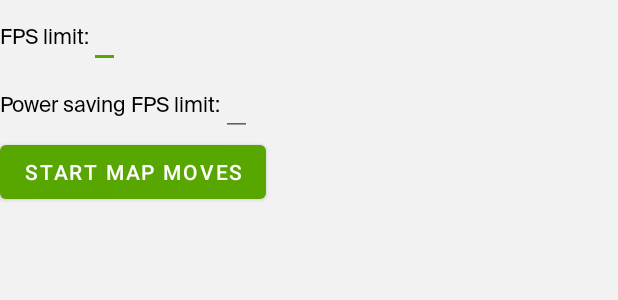
After one commit to 2gis/mobile-sdk-android-demo, an Android app: the layout activity_map_fps_settings.xml on its own in the app's theme, with its tools: preview values and no code run, on a phone screen of 412 x 824 dp. The commit adds this screen. Shown: the top 300 px of the screen. Run offline under Robolectric (Android 15) with nearby library versions, the phone set to English and light mode, and no system bars.

Commit message:
add fps limiting example

```diff
--- a/app/src/main/java/ru/dgis/sdk/demo/MainActivity.kt
+++ b/app/src/main/java/ru/dgis/sdk/demo/MainActivity.kt
@@ -11,7 +11,6 @@ import android.widget.ArrayAdapter
 import android.widget.ListView
 import androidx.core.app.ActivityCompat
 import androidx.core.content.ContextCompat
-import ru.dgis.sdk.Context
 
 
 typealias ScreenSelectedCallback = () -> Unit
@@ -26,7 +25,6 @@ data class Page(
 
 class MainActivity : AppCompatActivity() {
     private val RECORD_REQUEST_CODE = 101
-    private lateinit var sdkContext: Context
 
     private val pages = listOf(
         Page("Generic Map") {
@@ -39,6 +37,10 @@ class MainActivity : AppCompatActivity() {
         },
         Page("Navigation") {
             val intent = Intent(this@MainActivity, NavigationActivity::class.java)
+            startActivity(intent)
+        },
+        Page("Map FPS Limeter") {
+            val intent = Intent(this@MainActivity, MapFpsActivity::class.java)
             startActivity(intent)
         }
     )
--- /dev/null
+++ b/app/src/main/res/layout/activity_map_fps_settings.xml
@@ -0,0 +1,49 @@
+<?xml version="1.0" encoding="utf-8"?>
+<LinearLayout xmlns:android="http://schemas.android.com/apk/res/android"
+    xmlns:tools="http://schemas.android.com/tools"
+    android:orientation="vertical"
+    android:layout_width="match_parent"
+    android:layout_height="match_parent">
+    <LinearLayout
+        android:layout_width="wrap_content"
+        android:layout_height="wrap_content"
+        android:orientation="horizontal">
+        <TextView
+            style="@style/BodyRegularLeftBlack"
+            android:layout_width="wrap_content"
+            android:layout_height="wrap_content"
+            android:text="@string/max_fps_limit"/>
+
+        <EditText
+            android:id="@+id/maxFpsSetter"
+            android:layout_width="wrap_content"
+            android:layout_height="wrap_content"
+            android:inputType="number"
+            android:importantForAutofill="no"
+            tools:ignore="LabelFor" />
+    </LinearLayout>
+    <LinearLayout
+        android:layout_width="wrap_content"
+        android:layout_height="wrap_content"
+        android:orientation="horizontal">
+        <TextView
+            style="@style/BodyRegularLeftBlack"
+            android:layout_width="wrap_content"
+            android:layout_height="wrap_content"
+            android:text="@string/power_saving_fps_limit"/>
+
+        <EditText
+            android:id="@+id/powerSaveFpsSetter"
+            android:layout_width="wrap_content"
+            android:layout_height="wrap_content"
+            android:inputType="number"
+            android:importantForAutofill="no"
+            tools:ignore="LabelFor" />
+    </LinearLayout>
+    <com.google.android.material.button.MaterialButton
+        android:id="@+id/startButton"
+        android:layout_width="wrap_content"
+        android:layout_height="wrap_content"
+        android:text="@string/start_map_moves"/>
+
+</LinearLayout>
--- a/app/src/main/res/values/strings.xml
+++ b/app/src/main/res/values/strings.xml
@@ -25,6 +25,9 @@
     <string name="content_description_bicycle">bicycle</string>
     <string name="content_description_taxi">taxi</string>
     <string name="content_description_scooter">scooter</string>
+    <string name="max_fps_limit">FPS limit:</string>
+    <string name="power_saving_fps_limit">Power saving FPS limit:</string>
+    <string name="start_map_moves">Start map moves</string>
     <string-array name="route_search_types">
         <item>Car</item>
         <item>Pedestrian</item>
```
Also changed, not shown: app/src/main/AndroidManifest.xml (+7 -3 lines), app/src/main/java/ru/dgis/sdk/demo/MapFpsActivity.kt (added, +96 -0 lines), app/src/main/res/layout/activity_map_fps.xml (added, +28 -0 lines), app/src/main/res/layout/view_map_fps_control.xml (added, +11 -0 lines).
